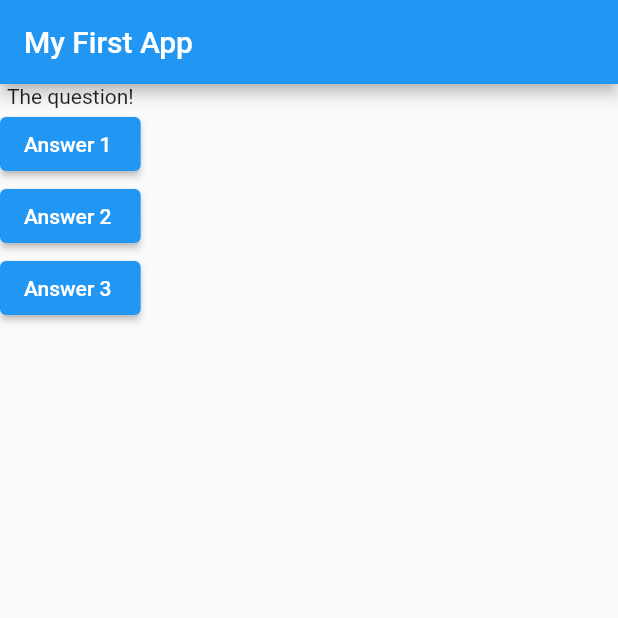
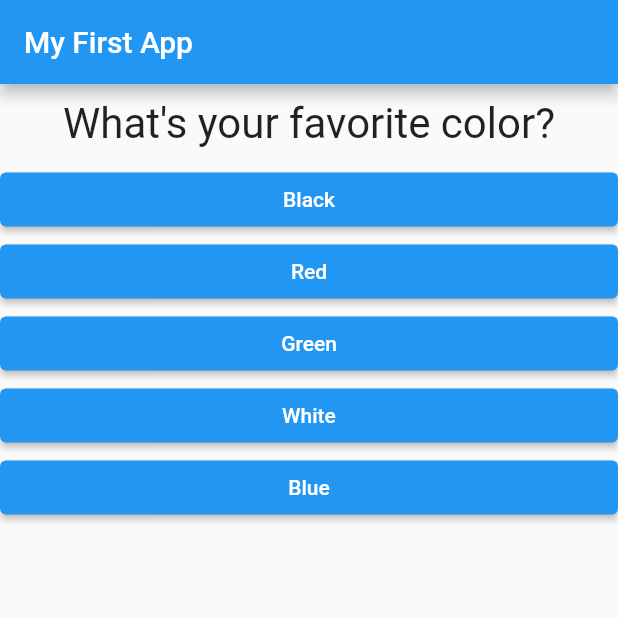
Before and after one commit to dieginin/Flutter-Complete-Guide, a Flutter app: the screen it shows after launch, on a phone screen of 412 x 824 dp, the top half of it. Run offline on Flutter 3.47's test engine with Material 2 defaults, Android fonts, the phone set to English and light mode, and no system bars.

Commit message:
Questions ready

```diff
--- a/lib/main.dart
+++ b/lib/main.dart
@@ -1,36 +1,49 @@
 import 'package:flutter/material.dart';
 
-void main() => runApp(MyApp());
+import 'package:quiz_app/widgets/widgets.dart';
 
-class MyApp extends StatelessWidget {
-  void answerQuestion() {
+void main() => runApp(const MyApp());
+
+class MyApp extends StatefulWidget {
+  const MyApp({super.key});
+
+  @override
+  State<MyApp> createState() => _MyAppState();
+}
+
+class _MyAppState extends State<MyApp> {
+  var _questionIndex = 0;
+
+  void _answerQuestion() {
     print('Answer chosen.');
+    setState(() => _questionIndex++);
   }
 
   @override
   Widget build(BuildContext context) {
-    var questions = [
-      'What\'s your favorite color?',
-      'What\'s your favorite animal?',
+    const questions = [
+      {
+        'questionText': 'What\'s your favorite color?',
+        'answers': ['Black', 'Red', 'Green', 'White', 'Blue']
+      },
+      {
+        'questionText': 'What\'s your favorite animal?',
+        'answers': ['Rabbit', 'Snake', 'Elephant', 'Tiger', 'Dog', 'Cat']
+      },
+      {
+        'questionText': 'Who\'s your favorite instructor?',
+        'answers': ['Max', 'Max']
+      },
     ];
 
     return MaterialApp(
       home: Scaffold(
-        appBar: AppBar(title: Text('My First App')),
+        appBar: AppBar(title: const Text('My First App')),
         body: Column(
           children: [
-            Text('The question!'),
-            ElevatedButton(
-              child: Text('Answer 1 '),
-              onPressed: answerQuestion,
-            ),
-            ElevatedButton(
-              child: Text('Answer 2 '),
-              onPressed: answerQuestion,
-            ),
-            ElevatedButton(
-              child: Text('Answer 3 '),
-              onPressed: answerQuestion,
+            Question(questions[_questionIndex]['questionText'] as String),
+            ...(questions[_questionIndex]['answers'] as List<String>).map(
+              (answer) => Answer(_answerQuestion, answer),
             ),
           ],
         ),
--- /dev/null
+++ b/lib/widgets/answer.dart
@@ -0,0 +1,19 @@
+import 'package:flutter/material.dart';
+
+class Answer extends StatelessWidget {
+  final VoidCallback selectHandler;
+  final String answerText;
+
+  const Answer(this.selectHandler, this.answerText, {super.key});
+
+  @override
+  Widget build(BuildContext context) {
+    return SizedBox(
+      width: double.infinity,
+      child: ElevatedButton(
+        onPressed: selectHandler,
+        child: Text(answerText),
+      ),
+    );
+  }
+}
--- /dev/null
+++ b/lib/widgets/question.dart
@@ -0,0 +1,20 @@
+import 'package:flutter/material.dart';
+
+class Question extends StatelessWidget {
+  final String questionText;
+
+  const Question(this.questionText, {super.key});
+
+  @override
+  Widget build(BuildContext context) {
+    return Container(
+      margin: const EdgeInsets.all(10),
+      width: double.infinity,
+      child: Text(
+        questionText,
+        style: const TextStyle(fontSize: 28),
+        textAlign: TextAlign.center,
+      ),
+    );
+  }
+}
--- /dev/null
+++ b/lib/widgets/widgets.dart
@@ -0,0 +1,2 @@
+export 'package:quiz_app/widgets/answer.dart';
+export 'package:quiz_app/widgets/question.dart';
```
